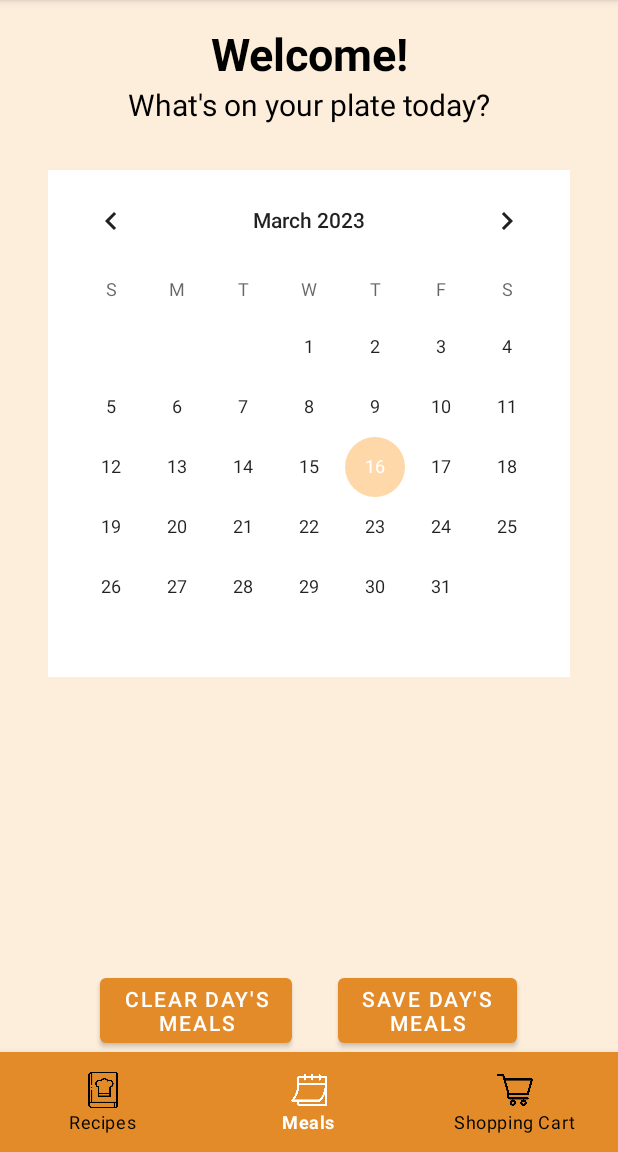
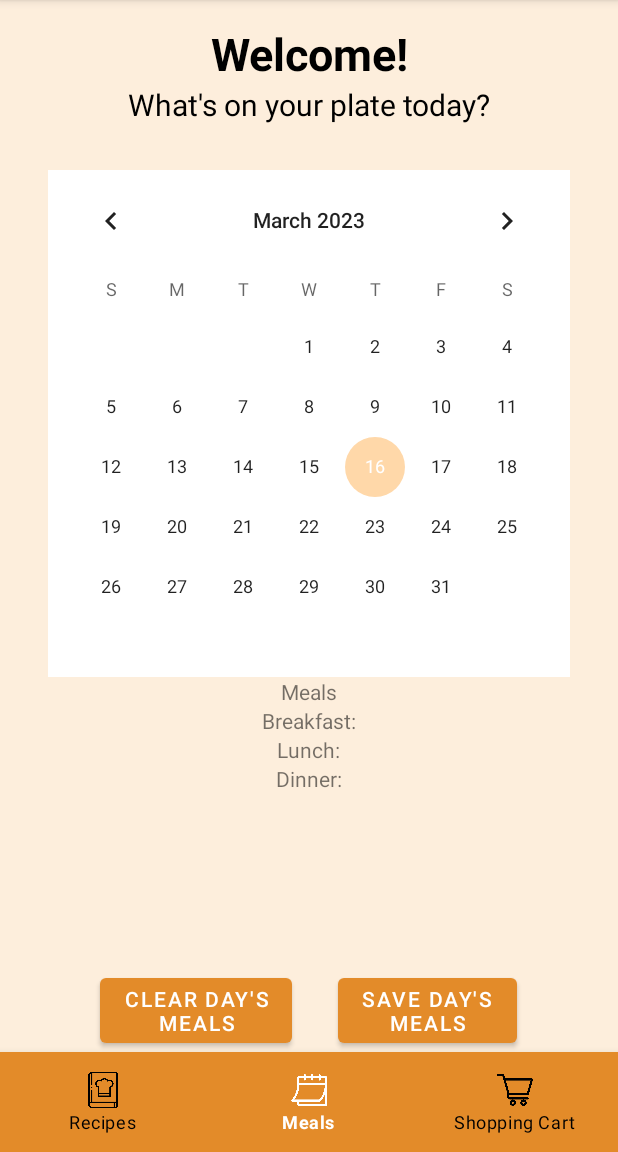
Before and after one commit to Jngrasley/ESOF0152-MealApp, an Android app: the screen it shows after launch (MainActivity), on a phone screen of 412 x 824 dp, the part 84-1236 px from its top. Run offline under Robolectric (Android 15) with nearby library versions, the phone set to English and light mode, and no system bars.

Commit message:
Fix nav bar and scroll layout functionality.

```diff
--- a/app/src/main/res/layout/activity_cart_screen.xml
+++ b/app/src/main/res/layout/activity_cart_screen.xml
@@ -11,33 +11,32 @@
         android:layout_width="wrap_content"
         android:layout_height="200dp"
         android:layout_below="@+id/firsttextbox"
-
         android:layout_marginStart="33dp"
         android:layout_marginTop="96dp"
         android:layout_marginEnd="33dp"
         android:layout_marginBottom="33dp"
         android:text="ingredients will go here. it's set up to scroll maybe(?)"
-        android:scrollbars = "vertical"/>
-
+        android:scrollbars = "vertical"
+        />
 
     <TextView
         android:id="@+id/firsttextbox"
         android:layout_width="wrap_content"
         android:layout_height="wrap_content"
-
-        android:text="Shopping Cart" />
+        android:text="Shopping Cart"
+        />
 
     <TextView
         android:id="@+id/firsttextbox2"
         android:layout_width="wrap_content"
         android:layout_height="wrap_content"
         android:layout_below="@+id/firsttextbox"
-
         android:layout_marginStart="33dp"
         android:layout_marginTop="14dp"
         android:layout_marginEnd="33dp"
         android:layout_marginBottom="33dp"
-        android:text="description of what page does + how to add to it" />
+        android:text="description of what page does + how to add to it"
+        />
 
     <com.google.android.material.bottomnavigation.BottomNavigationView
         android:id="@+id/bottomNavMenu"
@@ -47,12 +46,11 @@
         android:layout_height="wrap_content"
         android:layout_alignParentBottom="true"
 
-        android:paddingTop="10px"
-        android:paddingBottom="10px"
+        android:paddingTop="5dp"
+        android:paddingBottom="5dp"
 
         android:background="@color/orange_scheme_1"
         app:itemTextColor="@drawable/bottom_nav_selector"
         app:itemIconTint="@drawable/bottom_nav_selector"
         />
-
 </RelativeLayout>
--- a/app/src/main/res/layout/activity_main.xml
+++ b/app/src/main/res/layout/activity_main.xml
@@ -9,12 +9,13 @@
 
         <ScrollView
             android:layout_width="match_parent"
-            android:layout_height="wrap_content"
+            android:layout_height="match_parent"
+            android:layout_above="@id/calendar_buttons"
+
                 >
-                <LinearLayout
+                <RelativeLayout
                     android:layout_width="match_parent"
-                    android:layout_height="match_parent"
-                    android:orientation="vertical"
+                    android:layout_height="wrap_content"
                         >
                         <TextView
                             android:id="@+id/title_text_box"
@@ -34,7 +35,7 @@
                             android:layout_height="wrap_content"
                             android:layout_below="@id/title_text_box"
                             android:text="@string/welcome_message_body"
-                            android:textSize="20dp"
+                            android:textSize="20sp"
                             android:gravity="center_horizontal"
                             android:textColor="@color/black"
                             />
@@ -44,11 +45,45 @@
                             android:layout_width="wrap_content"
                             android:layout_height="wrap_content"
                             android:layout_below="@id/body_text_box"
-                            android:layout_gravity="center"
+                            android:layout_centerInParent="true"
                             android:layout_marginTop="30dp"
                             android:background="@color/cardview_light_background"
                             />
-                </LinearLayout>
+
+                        <TextView
+                            android:id="@+id/daily_meals_title"
+                            android:layout_width="wrap_content"
+                            android:layout_height="wrap_content"
+                            android:text="@string/meals_title"
+                            android:layout_below="@id/mealsCalendar"
+                            android:layout_centerHorizontal="true"
+                            />
+
+                        <TextView
+                            android:id="@+id/daily_breakfast"
+                            android:layout_width="wrap_content"
+                            android:layout_height="wrap_content"
+                            android:text="@string/breakfast_daily_meal"
+                            android:layout_below="@id/daily_meals_title"
+                            android:layout_centerHorizontal="true"
+                            />
+                        <TextView
+                            android:id="@+id/daily_lunch"
+                            android:layout_width="wrap_content"
+                            android:layout_height="wrap_content"
+                            android:text="@string/lunch_daily_meal"
+                            android:layout_below="@id/daily_breakfast"
+                            android:layout_centerHorizontal="true"
+                            />
+                        <TextView
+                            android:id="@+id/daily_dinner"
+                            android:layout_width="wrap_content"
+                            android:layout_height="wrap_content"
+                            android:text="@string/dinner_daily_meal"
+                            android:layout_below="@id/daily_lunch"
+                            android:layout_centerHorizontal="true"
+                            />
+                </RelativeLayout>
         </ScrollView>
 
         <LinearLayout
@@ -63,14 +98,14 @@
                     android:layout_width="wrap_content"
                     android:layout_height="wrap_content"
                     android:text="Clear Day's\nMeals"
-                    android:layout_marginRight="15dp"
+                    android:layout_marginEnd="15dp"
                     />
 
                 <Button
                     android:layout_width="wrap_content"
                     android:layout_height="wrap_content"
                     android:text="Save Day's\nMeals"
-                    android:layout_marginLeft="15dp"
+                    android:layout_marginStart="15dp"
                     />
         </LinearLayout>
 
@@ -89,4 +124,5 @@
             app:itemTextColor="@drawable/bottom_nav_selector"
             app:itemIconTint="@drawable/bottom_nav_selector"
             />
+
 </RelativeLayout>
--- a/app/src/main/res/layout/activity_recipes.xml
+++ b/app/src/main/res/layout/activity_recipes.xml
@@ -20,12 +20,11 @@
         android:layout_height="wrap_content"
         android:layout_alignParentBottom="true"
 
-        android:paddingTop="10px"
-        android:paddingBottom="10px"
+        android:paddingTop="5dp"
+        android:paddingBottom="5dp"
 
         android:background="@color/orange_scheme_1"
         app:itemTextColor="@drawable/bottom_nav_selector"
         app:itemIconTint="@drawable/bottom_nav_selector"
         />
-
 </RelativeLayout>
--- a/app/src/main/res/values/strings.xml
+++ b/app/src/main/res/values/strings.xml
@@ -2,4 +2,9 @@
     <string name="app_name">The Meal Zone</string>
     <string name="welcome_message_title">Welcome!</string>
     <string name="welcome_message_body">What\'s on your plate today?</string>
+
+    <string name="meals_title">Meals</string>
+    <string name="breakfast_daily_meal">Breakfast:</string>
+    <string name="lunch_daily_meal">Lunch:</string>
+    <string name="dinner_daily_meal">Dinner:</string>
 </resources>
```
